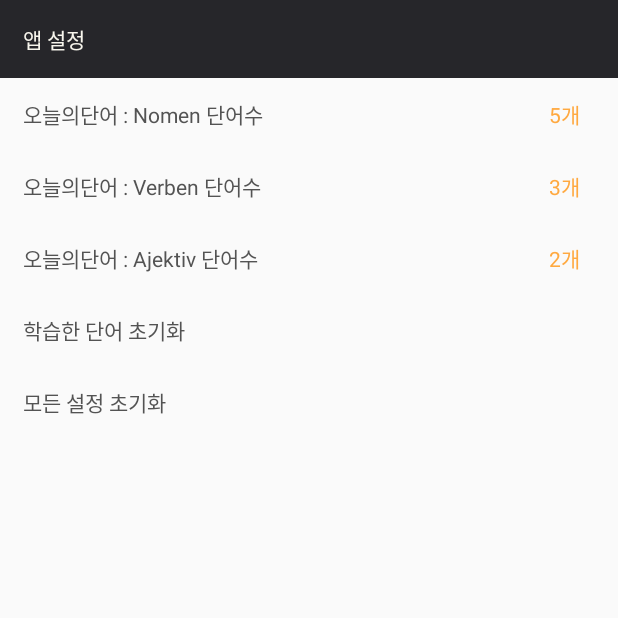
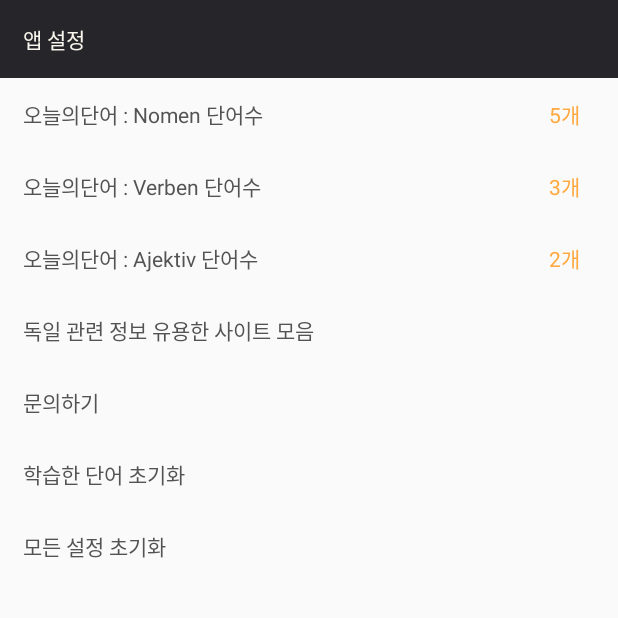
Before and after one commit to brian4462/ButterbookTest, an Android app: the fragment Page4_Settings shown on its own in the app's theme, on a phone screen of 412 x 824 dp, the top half of it. Run offline under Robolectric (Android 15) with nearby library versions, the phone set to English and light mode, and no system bars; our stand-ins replace ButterKnife, Room's generated code; 1 statement that could not run was skipped.

Commit message:
문의하기, 유용한 사이트 추가

```diff
--- a/app/src/main/res/layout/page_4_settings.xml
+++ b/app/src/main/res/layout/page_4_settings.xml
@@ -100,7 +100,36 @@
             android:textColor="@color/colorAccent" />
 
     </LinearLayout>
+    <LinearLayout
+        android:id="@+id/internet_page_layout"
+        android:layout_width="match_parent"
+        android:layout_height="wrap_content"
+        android:orientation="horizontal">
 
+        <TextView
+            android:layout_width="wrap_content"
+            android:layout_height="48dp"
+            android:layout_weight="1"
+            android:gravity="center_vertical"
+            android:paddingLeft="15dp"
+            android:text="독일 관련 정보 유용한 사이트 모음"
+            android:textColor="@color/colorPrimaryDark" />
+    </LinearLayout>
+    <LinearLayout
+        android:id="@+id/inquire_layout"
+        android:layout_width="match_parent"
+        android:layout_height="wrap_content"
+        android:orientation="horizontal">
+
+        <TextView
+            android:layout_width="wrap_content"
+            android:layout_height="48dp"
+            android:layout_weight="1"
+            android:gravity="center_vertical"
+            android:paddingLeft="15dp"
+            android:text="문의하기"
+            android:textColor="@color/colorPrimaryDark" />
+    </LinearLayout>
     <LinearLayout
         android:id="@+id/setting_reset_study_layout"
         android:layout_width="match_parent"
--- /dev/null
+++ b/app/src/main/res/values-v21/styles.xml
@@ -0,0 +1,10 @@
+<?xml version="1.0" encoding="utf-8"?>
+<resources>
+    <style name="AppTheme" parent="Theme.AppCompat.Light.NoActionBar">
+        <!-- Customize your theme here. -->
+        <item name="colorPrimary">@color/colorPrimary</item>
+        <item name="colorPrimaryDark">@color/colorPrimaryDark</item>
+        <item name="colorAccent">@color/colorAccent</item>
+        <item name="android:statusBarColor">#000</item>
+    </style>
+</resources>
```
Also changed, not shown: app/build.gradle (+1 -14 lines), app/src/main/AndroidManifest.xml (+6 -5 lines), app/src/main/java/com/jica/butterbookdata/InternetPagesActivity.java (added, +44 -0 lines), app/src/main/java/com/jica/butterbookdata/fragmentpage/Page4_Settings.java (+19 -3 lines), app/src/main/res/layout/activity_internet_pages.xml (added, +67 -0 lines).
